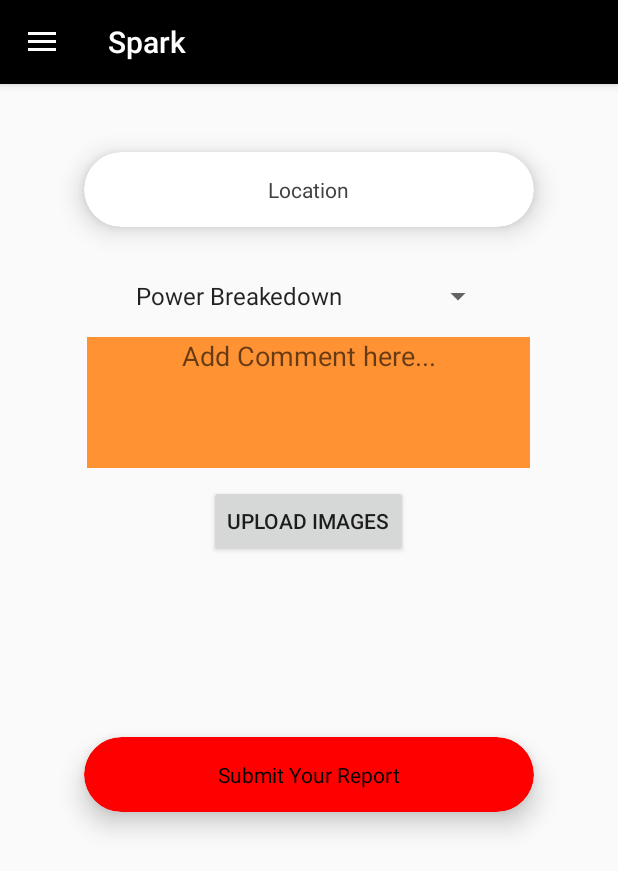
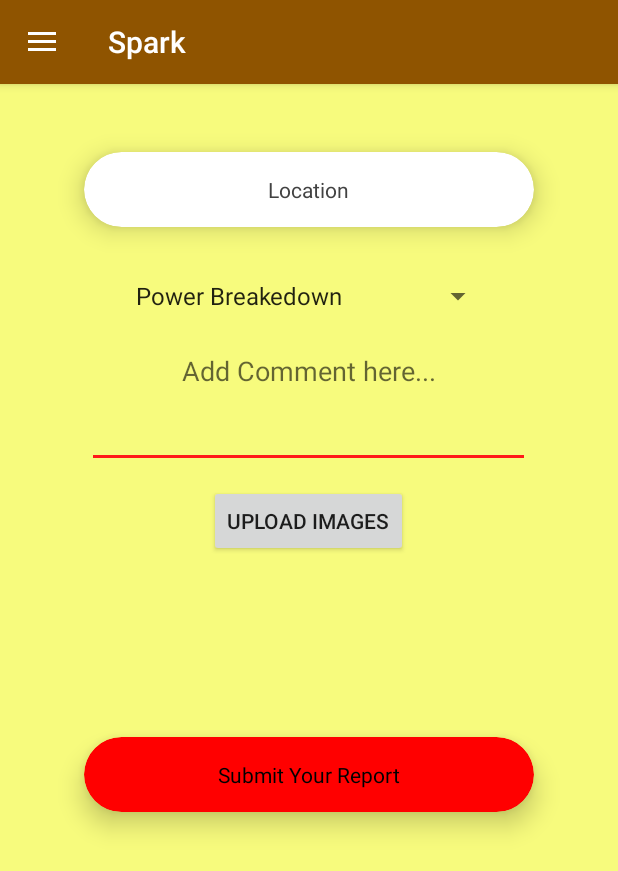
Before and after one commit to PinsaraKWeerasinghe/EBR_System, an Android app: the screen it shows after launch (MainActivity), after a tap on "Submit Report", on a phone screen of 412 x 824 dp. Shown: the top 871 px of the screen. Run offline under Robolectric (Android 15) with nearby library versions, the phone set to English and light mode, and no system bars; 1 other tap on this screen came first.

Commit message:
colores add

```diff
--- a/app/src/main/res/layout/fragment_help.xml
+++ b/app/src/main/res/layout/fragment_help.xml
@@ -3,7 +3,8 @@
     xmlns:tools="http://schemas.android.com/tools"
     android:layout_width="match_parent"
     android:layout_height="match_parent"
-    tools:context=".Help">
+    tools:context=".Help"
+    android:background="#B2F7FD48">
 
     <!-- TODO: Update blank fragment layout -->
     <RelativeLayout
--- a/app/src/main/res/layout/fragment_history.xml
+++ b/app/src/main/res/layout/fragment_history.xml
@@ -3,7 +3,8 @@
     xmlns:tools="http://schemas.android.com/tools"
     android:layout_width="match_parent"
     android:layout_height="match_parent"
-    tools:context=".History">
+    tools:context=".History"
+    android:background="#B2F7FD48">
 
 
     <RelativeLayout
--- a/app/src/main/res/layout/fragment_login.xml
+++ b/app/src/main/res/layout/fragment_login.xml
@@ -4,6 +4,7 @@
     xmlns:tools="http://schemas.android.com/tools"
     android:layout_width="match_parent"
     android:layout_height="match_parent"
+    android:background="#B2F7FD48"
 
     tools:context=".Login">
 
--- a/app/src/main/res/layout/fragment_submit_report.xml
+++ b/app/src/main/res/layout/fragment_submit_report.xml
@@ -4,7 +4,8 @@
     android:layout_width="match_parent"
     android:layout_height="match_parent"
     xmlns:app="http://schemas.android.com/apk/res-auto"
-    tools:context=".SubmitReport">
+    tools:context=".SubmitReport"
+    android:background="#B2F7FD48">
 
     <!-- TODO: Update blank fragment layout -->
     <RelativeLayout
@@ -64,7 +65,7 @@
 
         <EditText
             android:id="@+id/cmnt"
-            android:background="#FF9233"
+
             android:layout_width="295dp"
             android:layout_height="87dp"
             android:layout_below="@+id/incidentMe"
@@ -119,8 +120,9 @@
                     android:layout_width="wrap_content"
                     android:layout_height="wrap_content"
                     android:layout_centerInParent="true"
+
                     android:text="Submit Your Report"
-                    android:textColor="@color/colorPrimary" />
+                    android:textColor="#000" />
             </RelativeLayout>
         </android.support.v7.widget.CardView>
 
--- a/app/src/main/res/values/colors.xml
+++ b/app/src/main/res/values/colors.xml
@@ -1,6 +1,6 @@
 <?xml version="1.0" encoding="utf-8"?>
 <resources>
-    <color name="colorPrimary">#000000</color>
-    <color name="colorPrimaryDark">#00574B</color>
-    <color name="colorAccent">#0EC536</color>
+    <color name="colorPrimary">#8F5400</color>
+    <color name="colorPrimaryDark">#000000</color>
+    <color name="colorAccent">#FF1919</color>
 </resources>
```
